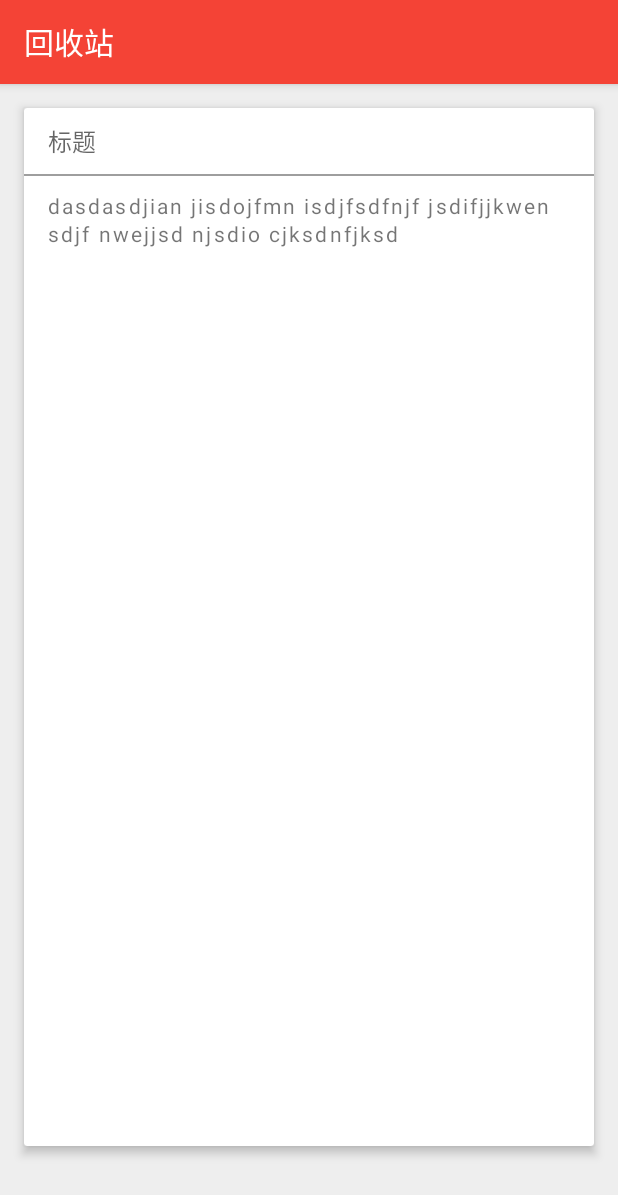
After one commit to jhx314/CloudNote, an Android app: the RecycleNoteDetailsActivity screen opened directly, with no data from a screen before it, on a phone screen of 412 x 824 dp. The commit adds this screen. Shown: the top 1195 px of the screen. Run offline under Robolectric (Android 15) with nearby library versions, the phone set to English and light mode, and no system bars; our stand-ins replace Volley; network calls fail; 3 statements that could not run were skipped.

Commit message:
暂时做到这，有时间（代交了毕业论文初稿）再做

```diff
--- a/app/src/main/AndroidManifest.xml
+++ b/app/src/main/AndroidManifest.xml
@@ -57,6 +57,7 @@
             android:name=".CommunityActivity"
             android:theme="@style/AppTheme.NoActionBar" />
         <activity android:name=".ChangeActivity" />
+        <activity android:name=".RecycleNoteDetailsActivity"></activity>
     </application>
 
 </manifest>
--- a/app/src/main/java/com/jeson/cloudenote/activity/MainActivity.java
+++ b/app/src/main/java/com/jeson/cloudenote/activity/MainActivity.java
@@ -1,7 +1,10 @@
 package com.jeson.cloudenote.activity;
 
 import android.app.Activity;
+import android.content.BroadcastReceiver;
+import android.content.Context;
 import android.content.Intent;
+import android.content.IntentFilter;
 import android.content.SharedPreferences;
 import android.os.Bundle;
 import android.support.v4.app.Fragment;
--- /dev/null
+++ b/app/src/main/java/com/jeson/cloudenote/activity/RecycleNoteDetailsActivity.java
@@ -0,0 +1,136 @@
+package com.jeson.cloudenote.activity;
+
+import android.content.DialogInterface;
+import android.content.Intent;
+import android.os.Handler;
+import android.os.Message;
+import android.support.v7.app.AlertDialog;
+import android.support.v7.app.AppCompatActivity;
+import android.os.Bundle;
+import android.view.Menu;
+import android.view.MenuItem;
+import android.widget.TextView;
+import android.widget.Toast;
+
+import com.android.volley.toolbox.Volley;
+import com.cloudnote.core.ActionCallbackListener;
+import com.cloudnote.core.note.INoteAction;
+import com.cloudnote.core.note.NoteActionImpl;
+import com.cloudnote.model.Note;
+
+public class RecycleNoteDetailsActivity extends AppCompatActivity {
+    private final static int FINDNOTE_SUCCESS = 0;
+    private final static int FINDNOTE_FAILURE = 1;
+    private String mNoteId;
+    private TextView mTvNoteTitle;
+    private TextView mTvNoteContent;
+    private INoteAction mNoteAction;
+
+    @Override
+    protected void onCreate(Bundle savedInstanceState) {
+        super.onCreate(savedInstanceState);
+        setContentView(R.layout.activity_recycle_note_details);
+        getSupportActionBar().setTitle("回收站");
+        mNoteId = getIntent().getStringExtra("noteId");
+        mTvNoteTitle = (TextView) findViewById(R.id.tv_recycle_note_details_title);
+        mTvNoteContent = (TextView) findViewById(R.id.tv_recycle_note_details_content);
+        mTvNoteContent.setLetterSpacing(0.1f);
+        mNoteAction = new NoteActionImpl(Volley.newRequestQueue(this));
+        mThread.start();
+    }
+
+    private Handler mHandler = new Handler(){
+        @Override
+        public void handleMessage(Message msg) {
+            switch (msg.what) {
+                case FINDNOTE_SUCCESS:
+                    Bundle bundle = msg.getData();
+                    String noteTitle = bundle.getString("noteTitle");
+                    String noteContent = bundle.getString("noteContent");
+                    mTvNoteTitle.setText(noteTitle);
+                    mTvNoteContent.setText(noteContent);
+                    break;
+                case FINDNOTE_FAILURE:
+                    String error = msg.getData().getString("error");
+                    Toast.makeText(getApplicationContext(), error, Toast.LENGTH_SHORT).show();
+                    break;
+            }
+            super.handleMessage(msg);
+        }
+    };
+
+    private Thread mThread = new Thread(){
+        @Override
+        public void run() {
+            mNoteAction.findNoteById(mNoteId, new ActionCallbackListener() {
+                @Override
+                public void onSuccess(Object data) {
+                    Note note = (Note) data;
+                    Message msg = new Message();
+                    msg.what = FINDNOTE_SUCCESS;
+                    Bundle bundle = new Bundle();
+                    bundle.putString("noteTitle", note.getCn_note_title());
+                    bundle.putString("noteContent", note.getCn_note_body());
+                    msg.setData(bundle);
+                    mHandler.sendMessage(msg);
+                }
+
+                @Override
+                public void onFailure(String message) {
+                    Message msg = new Message();
+                    msg.what = FINDNOTE_FAILURE;
+                    Bundle bundle = new Bundle();
+                    bundle.putString("error", message);
+                    msg.setData(bundle);
+                    mHandler.sendMessage(msg);
+                }
+            });
+        }
+    };
+
+    @Override
+    public boolean onCreateOptionsMenu(Menu menu) {
+        getMenuInflater().inflate(R.menu.menu_recycle_note_detail, menu);
+        return super.onCreateOptionsMenu(menu);
+    }
+
+    public void recycleNote(MenuItem item){
+        final String[] strs = new String[]{"Study","Work","Listener"};
+        new AlertDialog.Builder(this).
+                setTitle("将笔记回收到").
+                setSingleChoiceItems(strs, 0, new DialogInterface.OnClickListener() {
+                    @Override
+                    public void onClick(DialogInterface dialog, int which) {
+                        Toast.makeText(getApplicationContext(), String.valueOf(which), Toast.LENGTH_SHORT).show();
+                        dialog.dismiss();
+                    }
+                }).setNegativeButton("取消", null).show();
+    }
+
+    public void deleteNote(MenuItem item){
+        new AlertDialog.Builder(this).
+                setTitle("提示").
+                setMessage("是否彻底删除此笔记(不可恢复)").
+                setNegativeButton("取消",null).
+                setPositiveButton("确认", new DialogInterface.OnClickListener() {
+                    @Override
+                    public void onClick(DialogInterface dialog, int which) {
+                        mNoteAction.deleteNote(mNoteId, new ActionCallbackListener() {
+                            @Override
+                            public void onSuccess(Object data) {
+                                Toast.makeText(getApplicationContext(), data.toString(), Toast.LENGTH_SHORT).show();
+                                Intent intent = new Intent();
+                                intent.setAction("action.refreshRecycleNotes");
+                                sendBroadcast(intent);
+                                finish();
+                            }
+
+                            @Override
+                            public void onFailure(String message) {
+                                Toast.makeText(getApplicationContext(), message, Toast.LENGTH_SHORT).show();
+                            }
+                        });
+                    }
+                }).show();
+    }
+}
--- /dev/null
+++ b/app/src/main/res/layout/activity_recycle_note_details.xml
@@ -0,0 +1,60 @@
+<?xml version="1.0" encoding="utf-8"?>
+<LinearLayout xmlns:android="http://schemas.android.com/apk/res/android"
+    xmlns:tools="http://schemas.android.com/tools"
+    android:layout_width="match_parent"
+    android:layout_height="match_parent"
+    android:orientation="vertical"
+    tools:context="com.jeson.cloudenote.activity.RecycleNoteDetailsActivity">
+
+    <android.support.v7.widget.CardView
+        android:elevation="4dp"
+        android:translationZ="2dp"
+        android:layout_marginTop="16dp"
+        android:layout_marginLeft="16dp"
+        android:layout_marginRight="16dp"
+        android:layout_marginBottom="60dp"
+        android:layout_width="match_parent"
+        android:layout_height="match_parent">
+
+        <LinearLayout
+            android:orientation="vertical"
+            android:layout_width="match_parent"
+            android:layout_height="match_parent">
+
+            <TextView
+                android:id="@+id/tv_recycle_note_details_title"
+                android:layout_width="match_parent"
+                android:layout_height="wrap_content"
+                android:layout_marginLeft="16dp"
+                android:layout_marginRight="16dp"
+                android:layout_marginTop="10dp"
+                android:textSize="16sp"
+                android:background="@android:color/transparent"
+                android:hint="标题"
+                android:allowUndo="false"
+                android:typeface="monospace" />
+
+            <View
+                android:layout_width="match_parent"
+                android:layout_height="1dp"
+                android:layout_marginTop="10dp"
+                android:layout_marginBottom="10dp"
+                android:background="#9E9E9E" />
+
+            <ScrollView
+                android:layout_width="match_parent"
+                android:layout_height="wrap_content">
+                <TextView
+                    android:id="@+id/tv_recycle_note_details_content"
+                    android:text="dasdasdjian jisdojfmn isdjfsdfnjf jsdifjjkwen sdjf nwejjsd njsdio cjksdnfjksd"
+                    android:layout_marginLeft="16dp"
+                    android:layout_marginRight="16dp"
+                    android:layout_width="match_parent"
+                    android:layout_height="wrap_content"
+                    android:textSize="14sp"
+                    android:lineSpacingMultiplier="1.15" />
+            </ScrollView>
+        </LinearLayout>
+    </android.support.v7.widget.CardView>
+
+</LinearLayout>
--- a/app/src/main/res/layout/fragment_recycle.xml
+++ b/app/src/main/res/layout/fragment_recycle.xml
@@ -3,7 +3,6 @@
     android:layout_width="match_parent"
     android:layout_height="match_parent"
     tools:context="com.jeson.cloudenote.fragment.RecycleFragment">
-
 
     <GridView
         android:layout_width="wrap_content"
@@ -14,4 +13,5 @@
         android:horizontalSpacing="20dp"
         android:numColumns="3"
         />
+
 </FrameLayout>
```
Also changed, not shown: api/src/main/java/com/cloudnote/api/note/INoteApi.java (+15 -0 lines), api/src/main/java/com/cloudnote/api/note/NoteApiImpl.java (+60 -0 lines), app/src/main/java/com/jeson/cloudenote/activity/NoteDetailsActivity.java (+27 -1 lines), app/src/main/java/com/jeson/cloudenote/fragment/RecycleFragment.java (+106 -13 lines), app/src/main/res/layout/recycle_item.xml (+8 -1 lines).
